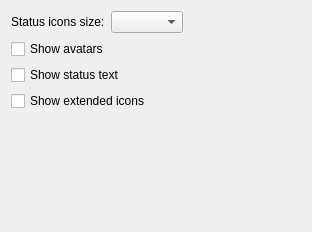
Before: the Qt Designer form src/corelayers/contactlist/settings/simplecontactlistsettings.ui in euroelessar/qutim, drawn with Qt 5.
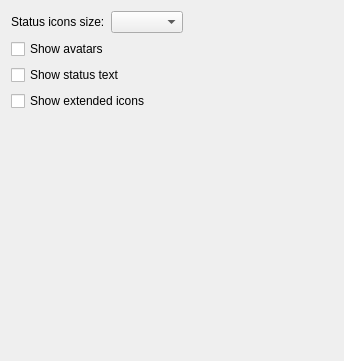
After: the same form once the commit is applied.

The edit to the form file:
```diff
--- a/src/corelayers/contactlist/settings/simplecontactlistsettings.ui
+++ b/src/corelayers/contactlist/settings/simplecontactlistsettings.ui
@@ -6,21 +6,39 @@
    <rect>
     <x>0</x>
     <y>0</y>
-    <width>312</width>
-    <height>232</height>
+    <width>344</width>
+    <height>361</height>
    </rect>
   </property>
   <property name="windowTitle">
    <string>Form</string>
   </property>
+  <layout class="QHBoxLayout" name="horizontalLayout">
+   <item>
+    <widget class="QScrollArea" name="scrollArea">
+     <property name="frameShape">
+      <enum>QFrame::NoFrame</enum>
+     </property>
+     <property name="widgetResizable">
+      <bool>true</bool>
+     </property>
+     <widget class="QWidget" name="scrollAreaWidgetContents_4">
+      <property name="geometry">
+       <rect>
+        <x>0</x>
+        <y>0</y>
+        <width>332</width>
+        <height>349</height>
+       </rect>
+      </property>
   <layout class="QFormLayout" name="layout">
    <property name="fieldGrowthPolicy">
-    <enum>QFormLayout::ExpandingFieldsGrow</enum>
-   </property>
-   <property name="rightMargin">
-    <number>0</number>
-   </property>
-   <property name="bottomMargin">
+        <enum>QFormLayout::FieldsStayAtSizeHint</enum>
+       </property>
+       <property name="rowWrapPolicy">
+        <enum>QFormLayout::WrapLongRows</enum>
+       </property>
+       <property name="margin">
     <number>0</number>
    </property>
    <item row="0" column="0">
@@ -52,6 +70,10 @@
      <property name="text">
       <string>Show extended icons</string>
      </property>
+        </widget>
+       </item>
+      </layout>
+     </widget>
     </widget>
    </item>
   </layout>
```
Lines whose indentation alone changed are shown as unchanged.
